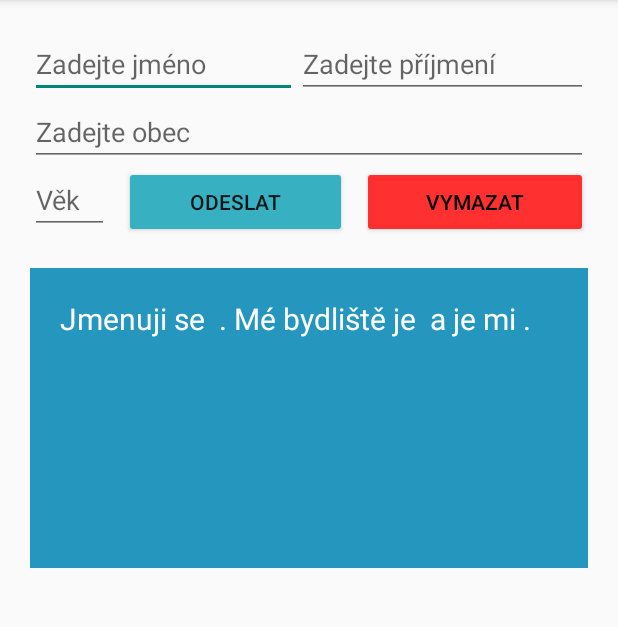
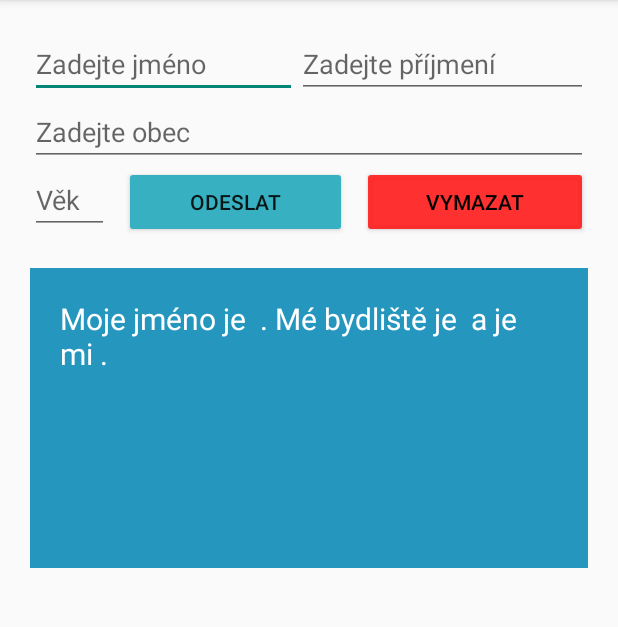
Before and after one commit to JakubStepanek/github-js-pma-2024, an Android app: the screen it shows after launch (MainActivity), after a tap on "ODESLAT", on a phone screen of 412 x 824 dp, the part 84-711 px from its top. Run offline under Robolectric (Android 15) with nearby library versions, the phone set to English and light mode, and no system bars.

Commit message:
#1 first app done

```diff
--- a/MyApp001LinearLayout/app/src/main/java/com/example/myapp001linearlayout/MainActivity.kt
+++ b/MyApp001LinearLayout/app/src/main/java/com/example/myapp001linearlayout/MainActivity.kt
@@ -31,7 +31,7 @@ class MainActivity : AppCompatActivity() {
             val city = cityEditText.text.toString()
             val age = ageEditText.text.toString()
 
-            resultTextView.text = "Jmenuji se $name $surname. Mé bydliště je $city a je mi $age."
+            resultTextView.text = "Moje jméno je $name $surname. Mé bydliště je $city a je mi $age."
         }
 
         // onClick button delete
```
